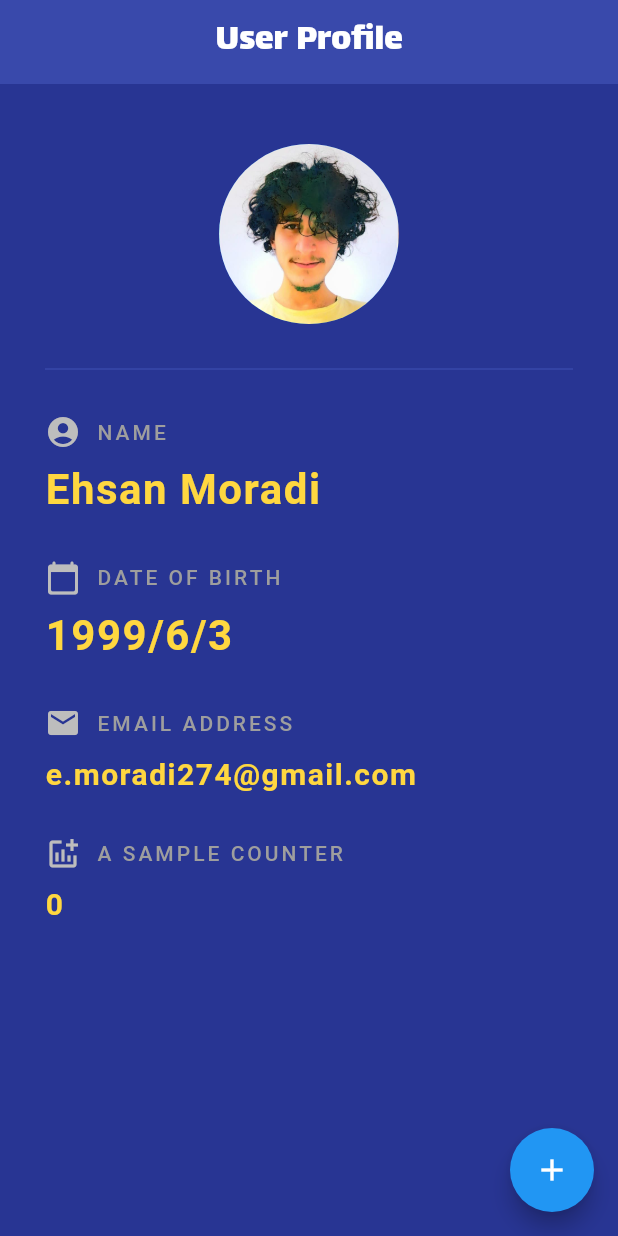
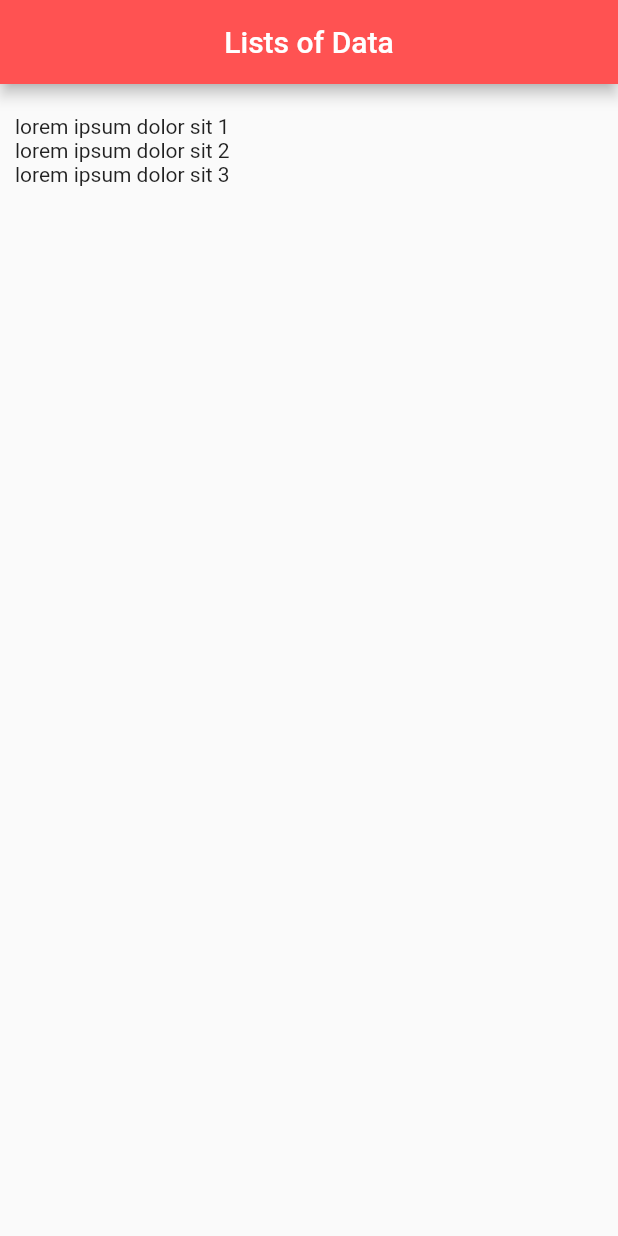
Before and after one commit to E837/First_FLutter_Repo, a Flutter app: the screen it shows after launch, on a phone screen of 412 x 824 dp. Run offline on Flutter 3.47's test engine with Material 2 defaults, Android fonts, the phone set to English and light mode, and no system bars.

Commit message:
session17 "Lists of Data and mapping a list"

```diff
--- a/lib/main.dart
+++ b/lib/main.dart
@@ -15,161 +15,28 @@ class Home extends StatefulWidget {
 
 class _HomeState extends State<Home> {
 
-  int counter = 0;
+  List<String> sampleQuotes = [
+    'lorem ipsum dolor sit 1',
+    'lorem ipsum dolor sit 2',
+    'lorem ipsum dolor sit 3'
+  ];
 
   @override
   Widget build(BuildContext context) {
     return Scaffold(
-      backgroundColor: Colors.indigo[800],
       appBar: AppBar(
-        elevation: 0,
-        backgroundColor: Colors.indigo[600],
+        title: Text('Lists of Data'),
+        backgroundColor: Colors.redAccent,
         centerTitle: true,
-        title: Text(
-          'User Profile',
-          style: TextStyle(
-            fontFamily: 'lalezar',
-            fontSize: 25,
-            wordSpacing: 2,
-          ),
-        ),
       ),
       body: Padding(
-        padding: EdgeInsets.symmetric(horizontal: 30, vertical: 40),
+        padding: EdgeInsets.symmetric(vertical: 20, horizontal: 10),
         child: Column(
-          crossAxisAlignment: CrossAxisAlignment.start,
-          children: [
-            Center(
-              child: CircleAvatar(
-                radius: 60,
-                backgroundImage: AssetImage('assets/my_avatar_image.jpg'),
-              ),
-            ),
-            Divider(
-              height: 60,
-              color: Colors.indigo,
-            ),
-            Row(
-              children: [
-                Icon(
-                  Icons.account_circle,
-                  color: Colors.grey[400],
-                ),
-                SizedBox(width: 10,),
-                Text(
-                  'NAME',
-                  style: TextStyle(
-                    color: Colors.grey,
-                    letterSpacing: 2,
-                    fontWeight: FontWeight.w500,
-                  ),
-                ),
-              ],
-            ),
-            SizedBox(height: 10,),
-            Text(
-              'Ehsan Moradi',
-              style: TextStyle(
-                color: Colors.amberAccent,
-                fontWeight: FontWeight.bold,
-                letterSpacing: 1,
-                fontSize: 28,
-              ),
-            ),
-            SizedBox(height: 30,),
-            Row(
-              children: [
-                Icon(
-                  Icons.calendar_today_rounded,
-                  color: Colors.grey[400],
-                ),
-                SizedBox(width: 10,),
-                Text(
-                  'DATE OF BIRTH',
-                  style: TextStyle(
-                    color: Colors.grey,
-                    letterSpacing: 2,
-                    fontWeight: FontWeight.w500,
-                  ),
-                ),
-              ],
-            ),
-            SizedBox(height: 10,),
-            Text(
-              '1999/6/3',
-              style: TextStyle(
-                color: Colors.amberAccent,
-                fontWeight: FontWeight.bold,
-                letterSpacing: 1,
-                fontSize: 28,
-              ),
-            ),
-            SizedBox(height: 30,),
-            Row(
-              children: [
-                Icon(
-                  Icons.mail,
-                  color: Colors.grey[400],
-                ),
-                SizedBox(width: 10,),
-                Text(
-                  'EMAIL ADDRESS',
-                  style: TextStyle(
-                    color: Colors.grey,
-                    letterSpacing: 2,
-                    fontWeight: FontWeight.w500,
-                  ),
-                ),
-              ],
-            ),
-            SizedBox(height: 10,),
-            Text(
-              'e.moradi274@gmail.com',
-              style: TextStyle(
-                color: Colors.amberAccent,
-                letterSpacing: 1,
-                fontWeight: FontWeight.bold,
-                fontSize: 20,
-              ),
-            ),
-            SizedBox(height: 30,),
-            Row(
-              children: [
-                Icon(
-                  Icons.addchart,
-                  color: Colors.grey[400],
-                ),
-                SizedBox(width: 10,),
-                Text(
-                  'A SAMPLE COUNTER',
-                  style: TextStyle(
-                    color: Colors.grey,
-                    letterSpacing: 2,
-                    fontWeight: FontWeight.w500,
-                  ),
-                ),
-              ],
-            ),
-            SizedBox(height: 10,),
-            Text(
-              '$counter',
-              style: TextStyle(
-                color: Colors.amberAccent,
-                letterSpacing: 1,
-                fontWeight: FontWeight.bold,
-                fontSize: 20,
-              ),
-            ),
-          ],
+          children: sampleQuotes.map((quote) {
+            return Text(quote);
+          }).toList(),//or it can be the line below
+          // children: sampleQuotes.map((e) => Text(e)).toList(),
         ),
-      ),
-      floatingActionButton: FloatingActionButton(
-        onPressed: () {
-          setState(() {
-            counter++;
-          });
-        },
-        child: Icon(Icons.add),
       ),
     );
   }
```
